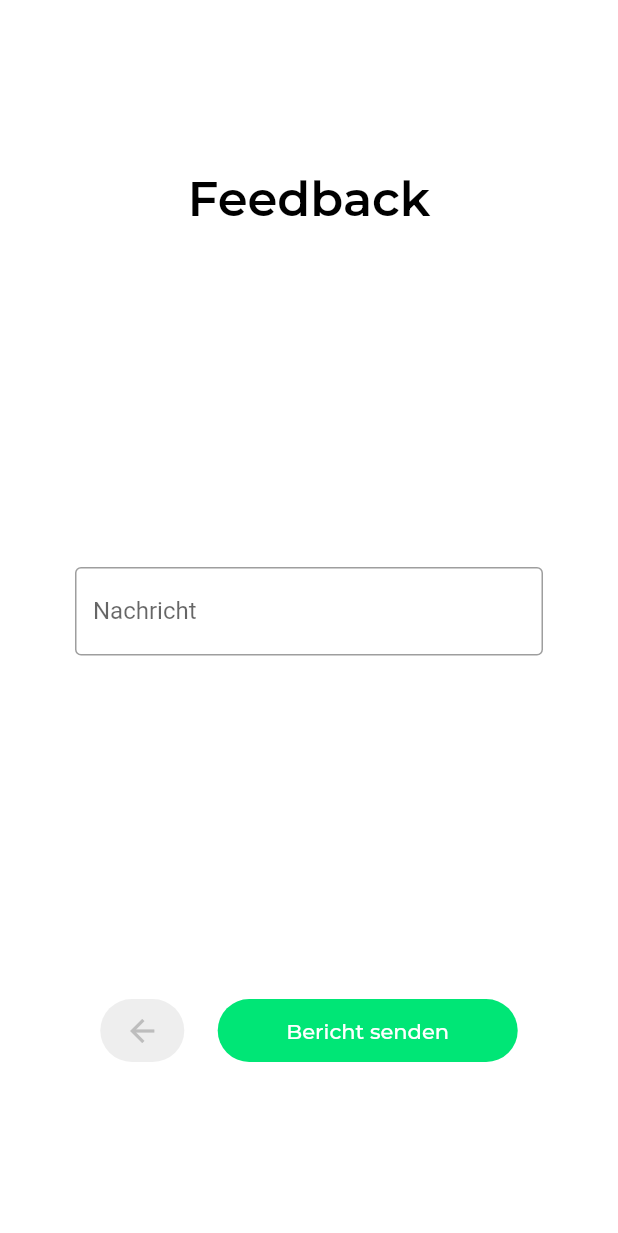
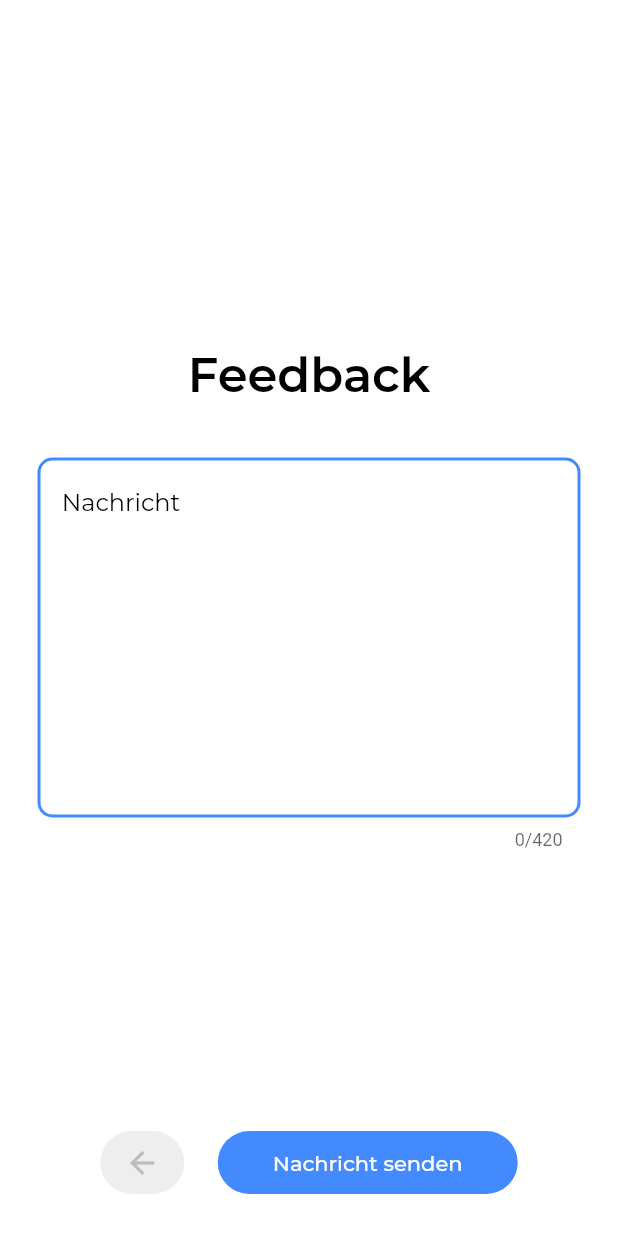
Before and after one commit to timdavidfriedrich/stundenplaner, a Flutter app: the screen it shows after launch, item 3 of the bottom bar chosen, after a tap on the "error outline" icon, on a phone screen of 412 x 824 dp. Shown: the top 1233 px of the screen. Run offline on Flutter 3.47's test engine with Material 2 defaults, Android fonts, the phone set to English and light mode, and no system bars; our stand-ins replace bottom_navy_bar, data_connection_checker, google_fonts; missing offline and left inert: web_scraper.

Commit message:
AlertsDialogs, pageReport-Design, onlinerChecker

```diff
--- a/lib/.nicerStyle.dart
+++ b/lib/.nicerStyle.dart
@@ -4,30 +4,33 @@ import 'package:flutter/material.dart';
 import '.settings.dart';
 
 themeHandler() {
-  if (dark == true)
-    return 1;
-  else
-    return 0;
+  if (dark == true) return 1;
+  return 0;
 }
 
 Map theme = {
 //name: [helles Thema, dunkles Thema]
   "nice": [Colors.black, Colors.white],
-  "nice2": [Colors.white, Colors.white],
+  "wNice": [Colors.white, Colors.white],
+  "bNice": [Colors.black, Colors.black],
+  "niceError": [Colors.red, Colors.redAccent[400]],
   "niceAppBarTitle": [Colors.black, Colors.white],
   "niceBigTitle": [Colors.black, Colors.white],
   "niceSubtitle": [Colors.black, Colors.white],
 
-  "niceEintragHighlight": [Colors.greenAccent[700], Colors.greenAccent[700]],
-  "niceEintragBackground": [Colors.black, Colors.grey[850]],
-  "niceEintragFont": [Colors.white, Colors.white],
+  "eintragHighlight": [Colors.greenAccent[700], Colors.greenAccent[700]],
+  "eintragBackground": [Colors.black, Colors.grey[850]],
+  "eintragFont": [Colors.white, Colors.white],
+  "kalender": [Colors.black, Colors.white],
+  "back_button": [Colors.grey[200], Colors.grey[800]],
+  "on_back_button": [Colors.grey[400], Colors.white],
 
   "appBar": [Colors.white, Colors.black],
   "body": [Colors.white, Colors.black],
   "page": [Colors.white, Colors.black],
   "bottomBar": [Colors.white, Colors.black],
   "icons": [Colors.black, Colors.white],
-  "fabStundenplan": [Colors.black, Colors.redAccent],
+  "fabStundenplan": [Colors.redAccent, Colors.redAccent],
   "fabVertretungsplan": [
     Colors.greenAccent[700],
     Colors.greenAccent[700]
@@ -42,8 +45,16 @@ nice() {
   return GoogleFonts.montserrat(color: t("nice"));
 }
 
-nice2() {
-  return GoogleFonts.montserrat(color: t("nice2"));
+niceError() {
+  return GoogleFonts.montserrat(color: t("niceError"));
+}
+
+wNice() {
+  return GoogleFonts.montserrat(color: t("wNice"));
+}
+
+bNice() {
+  return GoogleFonts.montserrat(color: t("bNice"));
 }
 
 niceAppBarTitle() {
@@ -63,12 +74,12 @@ niceSubtitle() {
 
 niceSubtitle2() {
   return GoogleFonts.montserrat(
-      fontSize: 12, fontWeight: FontWeight.w400, color: t("nice2"));
+      fontSize: 12, fontWeight: FontWeight.w400, color: t("wNice"));
 }
 
 niceSubtitle2Bold() {
   return GoogleFonts.montserrat(
-      fontSize: 12, fontWeight: FontWeight.w800, color: t("nice2"));
+      fontSize: 12, fontWeight: FontWeight.w800, color: t("wNice"));
 }
 
 var niceBar = GoogleFonts.montserrat(fontSize: 12, fontWeight: FontWeight.w500);
--- a/lib/.settings.dart
+++ b/lib/.settings.dart
@@ -1,42 +1,37 @@
 import 'package:flutter/cupertino.dart';
-
-/// iOS-Design-Language
 import 'package:flutter/material.dart';
-
-/// Farben, Icons, etc. (Design)
 import 'package:flutter/painting.dart';
-
-/// Schatten, Farben, etc. (spezifischer)
 import 'package:flutter/rendering.dart';
-
-/// Render-Zeug
 
 import 'main.dart';
 import 'pageReport.dart';
 import '.transitions.dart';
 import 'handleTabs.dart';
 
-//OVERALL
+/// OVERALL
 bool beta = true;
 bool dark = false;
 //bool dark;
 
 DateTime datum;
 
-var ichBin = "schüler"; // Ich bin: schüler, lehrer, elternteil
+var ichBin = "schüler";
 
-//STUNDENPLAN
+/// Ich bin: schüler, lehrer, elternteil
+
+/// STUNDENPLAN
 bool abWoche = true;
 
-// TAGESPLAN
+/// TAGESPLAN
 var platzhalter = "lol";
 
-// VERTRETUNGSPLAN
+/// VERTRETUNGSPLAN
 var meineKlasse = "8d";
 var meinName = "Frau Strohschein";
 bool vertretungHighlight = true;
 
-// Handler
+/// Handler
+
 betaChecker(context, String object, zusatz) {
   if (object == "appBarIcon") {
     if (beta == true) {
@@ -57,11 +52,8 @@ betaChecker(context, String object, zusatz) {
 }
 
 datumHandler() {
-  if (datum == null) {
-    return DateTime.now();
-  } else {
-    return datum;
-  }
+  if (datum == null) return DateTime.now();
+  return datum;
 }
 
 ichBinHandler() {
--- a/lib/handleEintrag.dart
+++ b/lib/handleEintrag.dart
@@ -1,7 +1,7 @@
 import 'package:flutter/material.dart';
 import '.settings.dart';
 import '.nicerStyle.dart';
-import '.vertretungsplan.dart';
+import 'tabVertretungsplan.dart';
 
 colorHandler(c) {
   if (vertretungHighlight == true) {
@@ -13,9 +13,9 @@ colorHandler(c) {
 
 colorKlassenFokus(c) {
   if (c == ichBinHandler()) {
-    return t("niceEintragHighlight");
+    return t("eintragHighlight");
   } else {
-    return t("niceEintragBackground"); // Colors.black
+    return t("eintragBackground"); // Colors.black
   }
 }
 
--- a/lib/main.dart
+++ b/lib/main.dart
@@ -1,23 +1,13 @@
 import 'package:flutter/cupertino.dart';
-
-/// iOS-Design-Language
 import 'package:flutter/material.dart';
-
-/// Farben, Icons, etc. (Design)
 import 'package:flutter/painting.dart';
-
-/// Schatten, Farben, etc. (spezifischer)
 import 'package:flutter/rendering.dart';
-
-/// Render-Zeug
 import 'package:flutter_localizations/flutter_localizations.dart';
 
 import '.nicerStyle.dart';
 
-/// Importiert eigenes Style-File
 import 'handleTabs.dart';
 
-/// Importiert den State/Tab-Regulator
 import 'pageReport.dart';
 import 'pageSettings.dart';
 import '.transitions.dart';
@@ -37,8 +27,13 @@ class AppHome extends StatelessWidget {
   @override
   Widget build(BuildContext context) {
     return MaterialApp(
-      localizationsDelegates: [GlobalMaterialLocalizations.delegate],
-      supportedLocales: [const Locale('en'), const Locale('de')],
+      localizationsDelegates: [
+        GlobalMaterialLocalizations.delegate,
+        GlobalWidgetsLocalizations.delegate,
+        GlobalCupertinoLocalizations.delegate,
+      ],
+      locale: Locale('de'),
+      supportedLocales: [const Locale('de')],
       theme: new ThemeData(
         scaffoldBackgroundColor: t("body"),
         primaryColor: t("body"),
@@ -57,18 +52,17 @@ class Main extends StatefulWidget {
 
 class _MainState extends State<Main> with SingleTickerProviderStateMixin {
   TabController _tabController;
+
+  /// Legt den Start-Index fest (Start-Tab)
   int currentIndex = 1;
 
-  /// Legt den Start-Index fest (Start-Tab)
+  /// Dient als Limit bei Gesture-Detector
   var dragStopper = 0;
-
-  /// Dient als Limit bei Swipe
 
   @override
   void initState() {
     // TODO: implement initState
     super.initState();
-
     _tabController =
         TabController(length: tabBody.length, vsync: this, initialIndex: 1);
     _tabController.animation.addListener(() {
@@ -88,11 +82,9 @@ class _MainState extends State<Main> with SingleTickerProviderStateMixin {
   @override
   Widget build(BuildContext context) {
     return Scaffold(
+      /// AppBar-Settings
       appBar: AppBar(
         toolbarHeight: 60,
-
-        /// AppBar-Settings
-        //leading: Icon(Icons.menu),
         title: tabAppBarTitle[currentIndex],
         actions: <Widget>[
           Padding(
@@ -114,47 +106,40 @@ class _MainState extends State<Main> with SingleTickerProviderStateMixin {
               ))
         ],
         backgroundColor: t("appBar"),
-        elevation: 0,
 
         /// Lässt den Schwebeeffekt/Schatten verschwinden
+        elevation: 0,
       ),
       body: TabBarView(
         controller: _tabController,
         children: [
           Center(
-            child:
-                //Text(currentIndex.toString())
-                tabBody[0],
+            child: tabBody[0],
           ),
           Center(
-            child:
-                //Text(currentIndex.toString())
-                tabBody[1],
+            child: tabBody[1],
           ),
           Center(
-            child:
-                //Text(currentIndex.toString())
-                tabBody[2],
+            child: tabBody[2],
           ),
         ],
       ),
       bottomNavigationBar: BottomNavyBar(
         /// BottomBar-Settings
-        //containerHeight: 60,
         backgroundColor: t("bottomBar"),
         showElevation: false,
         animationDuration: Duration(milliseconds: 420),
         curve: Curves.easeInOut,
+
+        /// Rand um die Items
         mainAxisAlignment: MainAxisAlignment.spaceAround,
 
-        /// Rand um die Items
+        /// Erkennt den aktuellen Index (int, s.o.)
         selectedIndex: currentIndex,
 
-        /// Erkennt den aktuellen Index (int, s.o.)
+        /// Ändert den aktuellen Index bei Knopfdruck
         onItemSelected: (index) {
           _tabController.animateTo((index));
-
-          /// Ändert den aktuellen Index bei Knopfdruck
         },
         items: <BottomNavyBarItem>[
           /// Der Inhalt der BottomBar (Items)
--- a/lib/pageReport.dart
+++ b/lib/pageReport.dart
@@ -1,40 +1,164 @@
 import 'package:flutter/cupertino.dart';
-
-/// iOS-Design-Language
 import 'package:flutter/foundation.dart';
 import 'package:flutter/material.dart';
-
-/// Farben, Icons, etc. (Design)
 import 'package:flutter/painting.dart';
-
-/// Schatten, Farben, etc. (spezifischer)
 import 'package:flutter/rendering.dart';
 
-/// Render-Zeug
+import 'package:data_connection_checker/data_connection_checker.dart';
 
 import '.nicerStyle.dart';
 
 /// Importiert eigenes Style-File
 import 'main.dart';
 
-class Report extends StatelessWidget {
+class Report extends StatefulWidget {
+  @override
+  _ReportState createState() => _ReportState();
+}
+
+class _ReportState extends State<Report> {
+  bool onlineStatus;
+  bool close = false;
+
+  onlineChecker() async {
+    bool online = await DataConnectionChecker().hasConnection;
+    if (online == true) {
+      setState(() {
+        onlineStatus = true;
+      });
+    } else {
+      setState(() {
+        onlineStatus = false;
+      });
+    }
+  }
+
+  popper() {
+    if (close == true) {
+      return Navigator.of(context).pop();
+    }
+  }
+
+  alertHandler() {
+    if (onlineStatus == false) {
+      return showDialog(
+          context: context,
+          builder: (BuildContext context) {
+            //return alertHandler();
+            return AlertDialog(
+              shape: RoundedRectangleBorder(
+                  borderRadius: BorderRadius.circular(10)),
+              contentTextStyle: bNice(),
+              //titleTextStyle: bNice(),
+              title: Text('Senden fehlgeschlagen'),
+              content: Text(
+                  'Bitte überprüfen Sie Ihre Internetverbindung und versuchen Sie es erneut.'),
+              actions: <Widget>[
+                FlatButton(
+                  child: Text('ZURÜCK'),
+                  onPressed: () {
+                    return Navigator.of(context).pop();
+                    //popper();
+                  },
+                )
+              ],
+            );
+          });
+    } else {
+      return showDialog(
+          context: context,
+          builder: (BuildContext context) {
+            //return alertHandler();
+            return AlertDialog(
+              shape: RoundedRectangleBorder(
+                  borderRadius: BorderRadius.circular(10)),
+              content: Text(
+                  'Vielen Dank für das Feedback.\nIhre Nachricht wird weitergeleitet.'),
+              actions: <Widget>[
+                FlatButton(
+                  child: Text('OKAY'),
+                  onPressed: () {
+                    setState(() {
+                      close = true;
+                    });
+                    popper();
+                    return Navigator.of(context).pop();
+                  },
+                )
+              ],
+            );
+          });
+    }
+  }
+
+  String nachricht;
+
+  nachrichtRefresh(String text) {
+    setState(() {
+      nachricht = text;
+    });
+  }
+
   @override
   Widget build(BuildContext context) {
     return Scaffold(
+      appBar: AppBar(
+        leading: SizedBox(),
+        elevation: 0,
+        toolbarHeight: 200,
+        bottom: AppBar(
+          title: Text("Feedback", style: niceBigTitle()),
+          centerTitle: true,
+          leading: SizedBox(),
+          elevation: 0,
+          toolbarHeight: 100,
+        ),
+      ),
       body: Container(
           //color: Colors.white,
-            child: Column(
-      mainAxisAlignment: MainAxisAlignment.spaceAround,
+          child: ListView(
+        physics: BouncingScrollPhysics(),
+        //mainAxisAlignment: MainAxisAlignment.start,
         children: [
-        Text("Feedback", style: niceBigTitle()),
           Container(
-          padding: EdgeInsets.fromLTRB(50, 0, 50, 0),
+            //color: Colors.red,
+            padding: EdgeInsets.fromLTRB(25, 5, 25, 25),
             child: TextField(
+              style: nice(),
+              minLines: 10,
+              maxLines: 100,
+              maxLength: 420,
+              maxLengthEnforced: false,
+              onChanged: nachrichtRefresh,
               decoration: InputDecoration(
-                border: OutlineInputBorder(), labelText: 'Nachricht'),
+                enabledBorder: OutlineInputBorder(
+                  borderRadius: BorderRadius.circular(10),
+                  borderSide: BorderSide(color: Colors.blueAccent, width: 2),
+                ),
+                focusedBorder: OutlineInputBorder(
+                  borderRadius: BorderRadius.circular(10),
+                  borderSide: BorderSide(color: Colors.blueAccent, width: 2),
+                ),
+                border: OutlineInputBorder(
+                  borderRadius: BorderRadius.circular(10),
+                  borderSide:
+                      BorderSide(color: Colors.redAccent[400], width: 2),
+                ),
+                alignLabelWithHint: true,
+                labelText: ' Nachricht',
+                labelStyle: nice(),
+                hintText: 'Lob, Kritik, Fehler gefunden, ...',
+                hintStyle: nice(),
+                prefixText: '  ',
+                suffixText: '  ',
               ),
             ),
-        Row(
+          ),
+        ],
+      )),
+      bottomNavigationBar: Padding(
+        padding: const EdgeInsets.fromLTRB(0, 25, 0, 25),
+        child: Row(
           //mainAxisAlignment: MainAxisAlignment.spaceAround,
           children: [
             Spacer(flex: 3),
@@ -43,8 +167,8 @@ class Report extends StatelessWidget {
               minWidth: 20,
               shape: RoundedRectangleBorder(
                   borderRadius: BorderRadius.circular(100)),
-              color: Colors.grey[200],
-              child: Icon(Icons.arrow_back, color: Colors.grey[400]),
+              color: t("back_button"),
+              child: Icon(Icons.arrow_back, color: t("on_back_button")),
               onPressed: () {
                 Navigator.of(context).pop(); //popAndPushNamed();
               },
@@ -55,16 +179,17 @@ class Report extends StatelessWidget {
               minWidth: 200,
               shape: RoundedRectangleBorder(
                   borderRadius: BorderRadius.circular(100)),
-              color: Colors.greenAccent[400],
-              child: Text("Bericht senden", style: nice2()),
-              onPressed: () {
-                Navigator.of(context).pop();
+              color: Colors.blueAccent,
+              child: Text("Nachricht senden", style: wNice()),
+              onPressed: () async {
+                await onlineChecker();
+                return alertHandler();
               },
             ),
             Spacer(flex: 3)
           ],
-        )
-      ],
-    )));
+        ),
+      ),
+    );
   }
 }
--- a/lib/pageSettings.dart
+++ b/lib/pageSettings.dart
@@ -63,8 +63,8 @@ class _SettingsState extends State<Settings> {
                           minWidth: 200,
                           shape: RoundedRectangleBorder(
                               borderRadius: BorderRadius.circular(100)),
-                          color: Colors.greenAccent[400],
-                          child: Text("Speichern", style: nice2()),
+                          color: Colors.blueAccent,
+                          child: Text("Speichern", style: wNice()),
                           onPressed: () {
                             vertretungHighlight = !vertretungHighlight;
                           },
--- a/lib/tabTagesplan.dart
+++ b/lib/tabTagesplan.dart
@@ -29,13 +29,14 @@ class _TabTagesplanBodyState extends State<TabTagesplanBody> {
         body: Container(
       //color: t("body"),
       child: Center(
+          /*
         child: FlatButton(
           height: 45,
           minWidth: 100,
           shape:
               RoundedRectangleBorder(borderRadius: BorderRadius.circular(50)),
           child: Text(
-            "drucken",
+            "test",
             style: niceSwitch(Colors.white),
           ),
           color: Colors.black,
@@ -43,7 +44,8 @@ class _TabTagesplanBodyState extends State<TabTagesplanBody> {
             print("hi");
           },
         ),
-      ),
+        */
+          ),
     ));
   }
 }
--- a/lib/tabVertretungsplan.dart
+++ b/lib/tabVertretungsplan.dart
@@ -1,10 +1,12 @@
 import 'dart:async';
+import 'dart:ui';
 
 import 'package:flutter/cupertino.dart';
 import 'package:flutter/material.dart';
 import 'package:flutter/painting.dart';
 import 'package:flutter/rendering.dart';
 import 'package:flutter_localizations/flutter_localizations.dart';
+import 'package:data_connection_checker/data_connection_checker.dart';
 
 import 'package:intl/intl.dart';
 import 'package:intl/date_symbol_data_local.dart';
@@ -13,8 +15,16 @@ import 'package:web_scraper/web_scraper.dart';
 import '.settings.dart';
 
 import '.nicerStyle.dart';
-import '.vertretungsplan.dart';
 import 'tabVertretungsplan_eintrag.dart';
+
+Map vertretung = {
+  "lehrer": [],
+  "block": [],
+  "fach": [],
+  "klasse": [],
+  "raum": [],
+  "bemerkung": [],
+};
 
 tabVertretungsplanAppBarTitle() {
   return Text("Vertretungsplan", style: niceAppBarTitle());
@@ -33,6 +43,13 @@ class _TabVertretungsplanBodyState extends State<TabVertretungsplanBody>
     with SingleTickerProviderStateMixin {
   AnimationController _animationController;
 
+  bool onlineStatus;
+
+  List<Map<String, dynamic>> rawVertretung;
+
+  String urlDatum = DateFormat('yyyyMMdd').format(datumHandler());
+  String rawUrl = 'http://www.gymnasium-templin.de';
+
   datumPrint() {
     String datumFormat =
         DateFormat('dd.MM.yyyy', 'de_DE').format(datumHandler());
@@ -45,14 +62,6 @@ class _TabVertretungsplanBodyState extends State<TabVertretungsplanBody>
       TextSpan(text: datumFormat),
     ]));
   }
-
-  List<Map<String, dynamic>> rawVertretung;
-
-  String urlDatum = DateFormat('yyyyMMdd').format(datumHandler());
-//String urlDatum = '';
-  String rawUrl = 'http://www.gymnasium-templin.de';
-//String urlExtension = '/typo3/vertretung/index13mob.php?d=20180820';
-//String urlExtension = '/typo3/vertretung/index13mob.php?d=' + urlDatum;
 
   void vertretungsplanData(dateInput) async {
     //urlDatum = DateFormat('yyyyMMdd').format(datumHandler());
@@ -96,7 +105,29 @@ class _TabVertretungsplanBodyState extends State<TabVertretungsplanBody>
         (liste.length / 6).floor(), (i) => liste[((i + 1) * 6 - 1) - (5 - p)]);
   }
 
-  leererEintrag() {
+  onlineChecker() async {
+    bool online = await DataConnectionChecker().hasConnection;
+    if (online == true) {
+      setState(() {
+        onlineStatus = true;
+      });
+    } else {
+      setState(() {
+        onlineStatus = false;
+      });
+    }
+  }
+
+  eintragHandler() {
+    if (onlineStatus == false) {
+      return Center(
+        child: Icon(
+          Icons.wifi_off_sharp,
+          color: t("nice"),
+          size: 56,
+        ),
+      );
+    } else {
       if (vertretung['klasse'].isEmpty) {
         return Center(
           child: Text("Keine Einträge vorhanden.", style: nice()),
@@ -117,6 +148,7 @@ class _TabVertretungsplanBodyState extends State<TabVertretungsplanBody>
         );
       }
     }
+  }
 
   @override
   void initState() {
@@ -129,7 +161,7 @@ class _TabVertretungsplanBodyState extends State<TabVertretungsplanBody>
     super.initState();
     initializeDateFormatting();
     vertretungsplanData(urlDatum);
-
+    onlineChecker();
     setState(() {
       urlDatum = DateFormat('yyyyMMdd').format(datumHandler());
       vertretungsplanData(urlDatum);
@@ -159,7 +191,7 @@ class _TabVertretungsplanBodyState extends State<TabVertretungsplanBody>
                 Text('    // URL-DATUM: ' + urlDatum,
                     style: TextStyle(color: Colors.red[900])),
                     */
-                Expanded(child: leererEintrag()),
+                Expanded(child: eintragHandler()),
               ],
             )),
             Positioned(
@@ -185,24 +217,26 @@ class _TabVertretungsplanBodyState extends State<TabVertretungsplanBody>
                         context: context,
                         locale: const Locale("de", "DE"),
                         builder: (BuildContext context, Widget child) {
-                          return Theme(
+                          return Container(
+                            color: t("nice").withOpacity(0.06),
+                            child: Theme(
                               data: ThemeData.dark().copyWith(
                                 colorScheme: ColorScheme.dark(
-                                primary: t("niceEintragHighlight"),
+                                  primary: t("eintragHighlight"),
                                   onPrimary: Colors.white,
                                   surface: t("body"),
                                   onSurface: t("icons"),
                                   onBackground: t("icons"),
-                                secondary: t("niceEintragHighlight"),
-                                secondaryVariant: t("niceEintragHighlight"),
+                                  secondary: t("eintragHighlight"),
+                                  secondaryVariant: t("eintragHighlight"),
                                 ),
                                 dialogBackgroundColor: t("body"),
                                 textSelectionColor: t("nice"),
-                              textSelectionHandleColor:
-                                  t("niceEintragHighlight"),
+                                textSelectionHandleColor: t("eintragHighlight"),
                                 //fixTextFieldOutlineLabel: true,
                               ),
                               child: child,
+                            ),
                           );
                         },
                         cancelText: "HEUTE ",
@@ -216,6 +250,7 @@ class _TabVertretungsplanBodyState extends State<TabVertretungsplanBody>
                           urlDatum =
                               DateFormat('yyyyMMdd').format(datumHandler());
                         });
+                        onlineChecker();
                         vertretungsplanData(urlDatum);
                       });
                     },
--- a/pubspec.yaml
+++ b/pubspec.yaml
@@ -33,6 +33,7 @@ dependencies:
   bottom_navy_bar: ^5.6.0
   intl: ^0.16.1
 
+  data_connection_checker: ^0.3.4
   shared_preferences: ^0.5.12+4
   web_scraper: ^0.0.6
 
```
Also changed, not shown: lib/.vertretungsplan.dart (deleted, +0 -63 lines), lib/tabStundenplan.dart (+16 -18 lines), lib/tabStundenplan_add.dart (+2 -10 lines), lib/tabVertretungsplan_eintrag.dart (+7 -7 lines), pubspec.lock. Lines whose indentation alone changed are shown as unchanged.
